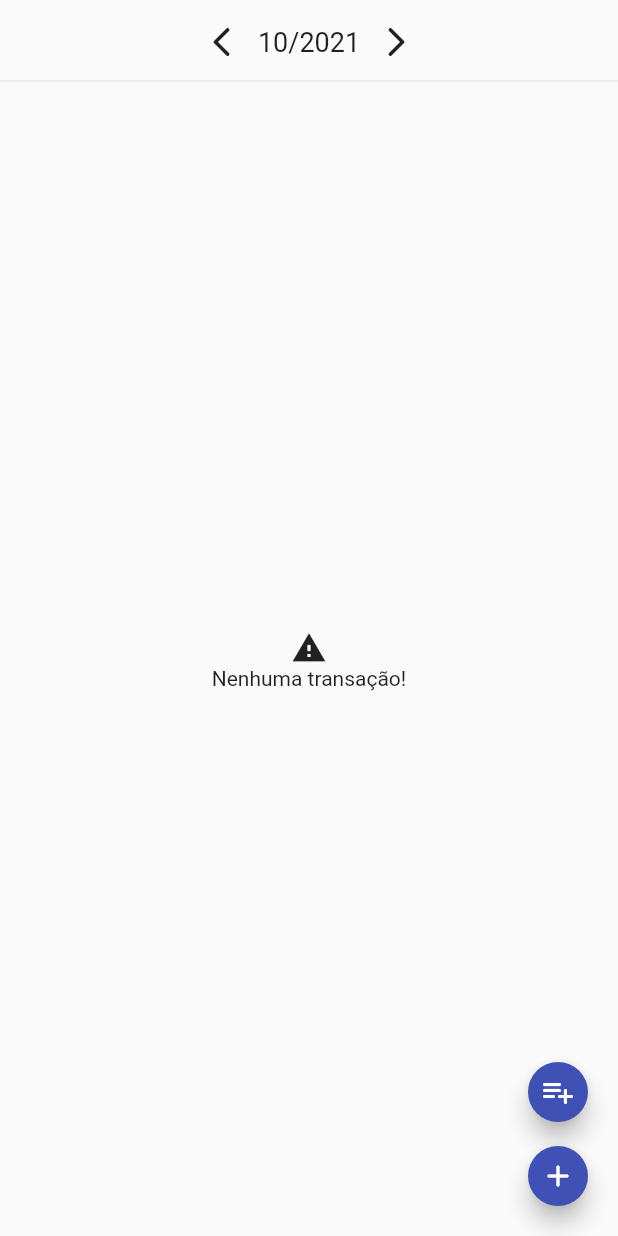
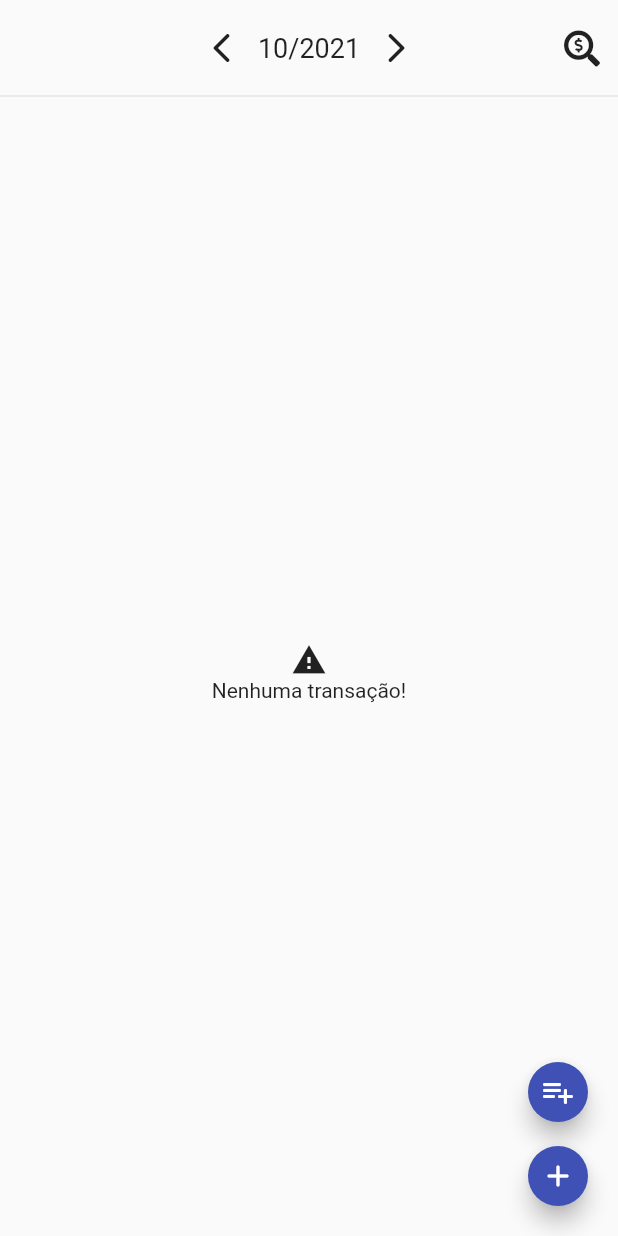
Before and after one commit to thiagoperea/organeasy, a Flutter app: the TransactionsPage screen opened directly, on a phone screen of 412 x 824 dp. Run offline on Flutter 3.47's test engine with Material 2 defaults, Android fonts, the phone set to English and light mode, and no system bars; our stand-ins replace bloc, flutter_bloc, font_awesome_flutter, hive, hive_flutter; accounts and stored records are empty.

Commit message:
info button on every page, month details on transactions

```diff
--- /dev/null
+++ b/lib/presentation/home/cubit/home_cubit.dart
@@ -0,0 +1,8 @@
+import 'package:bloc/bloc.dart';
+import 'package:organeasy/presentation/home/cubit/home_state.dart';
+
+class HomeCubit extends Cubit<HomeState> {
+  HomeCubit() : super(HomeInitial());
+
+  void onActionMenuPressed(HomeActions action) => emit(HomeActionMenuPressed(action));
+}
--- /dev/null
+++ b/lib/presentation/home/cubit/home_state.dart
@@ -0,0 +1,16 @@
+import 'package:flutter/foundation.dart';
+
+@immutable
+abstract class HomeState {}
+
+class HomeInitial extends HomeState {
+  // no actions
+}
+
+class HomeActionMenuPressed extends HomeState {
+  final HomeActions action;
+
+  HomeActionMenuPressed(this.action);
+}
+
+enum HomeActions { screenHelp }
--- a/lib/presentation/transactions/transactions_page.dart
+++ b/lib/presentation/transactions/transactions_page.dart
@@ -3,11 +3,12 @@ import 'package:flutter/material.dart';
 import 'package:flutter/widgets.dart';
 import 'package:flutter_bloc/flutter_bloc.dart';
 import 'package:organeasy/common_widgets/progress_loading.dart';
-import 'package:organeasy/data/model/category_data.dart';
-import 'package:organeasy/data/model/transaction_data.dart';
+import 'package:organeasy/presentation/home/cubit/home_cubit.dart';
+import 'package:organeasy/presentation/home/cubit/home_state.dart';
 import 'package:organeasy/presentation/new_transaction/new_transaction_page.dart';
 import 'package:organeasy/presentation/transactions/cubit/transactions_cubit.dart';
-import 'package:organeasy/presentation/transactions/views/transaction_item.dart';
+import 'package:organeasy/presentation/transactions/views/month_header.dart';
+import 'package:organeasy/presentation/transactions/views/transaction_list.dart';
 
 class TransactionsPage extends StatefulWidget {
   const TransactionsPage({Key? key}) : super(key: key);
@@ -18,6 +19,7 @@ class TransactionsPage extends StatefulWidget {
 
 class _TransactionsPageState extends State<TransactionsPage> {
   final TransactionsCubit _cubit = TransactionsCubit();
+  bool _showDetails = false;
 
   @override
   void initState() {
@@ -29,38 +31,49 @@ class _TransactionsPageState extends State<TransactionsPage> {
   Widget build(BuildContext context) {
     return BlocProvider<TransactionsCubit>(
       create: (context) => _cubit,
+      child: BlocListener<HomeCubit, HomeState>(
+        listener: (context, state) {
+          if (state is HomeActionMenuPressed && state.action == HomeActions.screenHelp) {
+            ScaffoldMessenger.of(context).showSnackBar(SnackBar(content: Text("Help clicked!!"))); //TODO: showcase plugin
+          }
+        },
         child: Scaffold(
-        body: BlocBuilder<TransactionsCubit, TransactionsState>(
-          builder: (context, state) {
-            return Column(
+          body: Column(
             mainAxisSize: MainAxisSize.max,
             children: [
-                SizedBox(height: 4),
-                Row(
-                  mainAxisAlignment: MainAxisAlignment.center,
+              SizedBox(height: 8),
+              MonthHeader(
+                onInfoClick: () {
+                  setState(() {
+                    _showDetails = !_showDetails;
+                  });
+                },
+              ),
+              Divider(),
+              Visibility(
+                visible: _showDetails,
+                child: Column(
+                  mainAxisSize: MainAxisSize.min,
+                  crossAxisAlignment: CrossAxisAlignment.start,
                   children: [
-                    IconButton(
-                      icon: Icon(Icons.arrow_back_ios_rounded),
-                      onPressed: state is TransactionsLoading ? null : () => _cubit.setPreviousMonth(),
-                    ),
-                    Text(state.selectedMonth, style: TextStyle(fontSize: 18.0)),
-                    IconButton(
-                      icon: Icon(Icons.arrow_forward_ios_rounded),
-                      onPressed: state is TransactionsLoading ? null : () => _cubit.setNextMonth(),
-                    ),
+                    Text("Saldo receitas: 11111"),
+                    Text("Saldo despesas: 22222"),
+                    Text("Saldo poupança: 33333"),
+                    Text("Saldo investimentos: 44444"),
+                    Divider(),
                   ],
                 ),
-                Divider(height: 4),
+              ),
               Expanded(
-                  child: Builder(builder: (ctx) {
+                child: BlocBuilder<TransactionsCubit, TransactionsState>(
+                  builder: (context, state) {
                     if (state is TransactionsLoading) {
                       return Center(
                         child: ProgressLoading(loadingDescription: "Carregando..."),
                       );
                     }
-
                     if (state is TransactionsLoaded) {
-                      return _TransactionList(dataset: state.dataset);
+                      return TransactionList(dataset: state.dataset);
                     }
 
                     if (state is TransactionsError) {
@@ -70,11 +83,10 @@ class _TransactionsPageState extends State<TransactionsPage> {
                     }
 
                     return Container();
-                  }),
+                  },
+                ),
               )
             ],
-            );
-          },
           ),
           floatingActionButton: Column(
             mainAxisSize: MainAxisSize.min,
@@ -97,6 +109,7 @@ class _TransactionsPageState extends State<TransactionsPage> {
             ],
           ),
         ),
+      ),
     );
   }
 
@@ -108,40 +121,3 @@ class _TransactionsPageState extends State<TransactionsPage> {
     }
   }
 }
-
-class _TransactionList extends StatelessWidget {
-  final List<TransactionData> dataset;
-
-  const _TransactionList({Key? key, required this.dataset}) : super(key: key);
-
-  @override
-  Widget build(BuildContext context) {
-    if (dataset.isEmpty) {
-      return Column(
-        mainAxisAlignment: MainAxisAlignment.center,
-        children: [
-          Icon(Icons.warning),
-          Text("Nenhuma transação!"),
-        ],
-      );
-    }
-
-    return RefreshIndicator(
-      child: ListView.builder(
-        itemCount: dataset.length,
-        itemBuilder: (context, idx) {
-          final TransactionData _item = dataset[idx];
-          final CategoryData _category = context.read<TransactionsCubit>().getCategory(_item.categoryId);
-
-          return TransactionItem(
-            transaction: _item,
-            category: _category,
-            isFirst: idx == 0,
-            isLast: idx == (dataset.length - 1),
-          );
-        },
-      ),
-      onRefresh: () => context.read<TransactionsCubit>().loadTransactions(),
-    );
-  }
-}
--- /dev/null
+++ b/lib/presentation/transactions/views/month_header.dart
@@ -0,0 +1,42 @@
+import 'package:flutter/material.dart';
+import 'package:flutter_bloc/flutter_bloc.dart';
+import 'package:font_awesome_flutter/font_awesome_flutter.dart';
+import 'package:organeasy/presentation/transactions/cubit/transactions_cubit.dart';
+
+class MonthHeader extends StatelessWidget {
+  final Function onInfoClick;
+
+  const MonthHeader({Key? key, required this.onInfoClick}) : super(key: key);
+
+  @override
+  Widget build(BuildContext context) {
+    return BlocBuilder<TransactionsCubit, TransactionsState>(
+      builder: (context, state) => Stack(
+        alignment: Alignment.center,
+        children: [
+          Row(
+            mainAxisAlignment: MainAxisAlignment.center,
+            children: [
+              IconButton(
+                icon: Icon(Icons.arrow_back_ios_rounded),
+                onPressed: state is TransactionsLoading ? null : () => context.read<TransactionsCubit>().setPreviousMonth(),
+              ),
+              Text(state.selectedMonth, style: TextStyle(fontSize: 18.0)),
+              IconButton(
+                icon: Icon(Icons.arrow_forward_ios_rounded),
+                onPressed: state is TransactionsLoading ? null : () => context.read<TransactionsCubit>().setNextMonth(),
+              ),
+            ],
+          ),
+          Align(
+            child: IconButton(
+              onPressed: () => onInfoClick(),
+              icon: FaIcon(FontAwesomeIcons.searchDollar),
+            ),
+            alignment: Alignment.centerRight,
+          ),
+        ],
+      ),
+    );
+  }
+}
--- /dev/null
+++ b/lib/presentation/transactions/views/transaction_list.dart
@@ -0,0 +1,43 @@
+import 'package:flutter/material.dart';
+import 'package:organeasy/data/model/category_data.dart';
+import 'package:organeasy/data/model/transaction_data.dart';
+import 'package:organeasy/presentation/transactions/cubit/transactions_cubit.dart';
+import 'package:organeasy/presentation/transactions/views/transaction_item.dart';
+import 'package:provider/src/provider.dart';
+
+class TransactionList extends StatelessWidget {
+  final List<TransactionData> dataset;
+
+  const TransactionList({Key? key, required this.dataset}) : super(key: key);
+
+  @override
+  Widget build(BuildContext context) {
+    if (dataset.isEmpty) {
+      return Column(
+        mainAxisAlignment: MainAxisAlignment.center,
+        children: [
+          Icon(Icons.warning),
+          Text("Nenhuma transação!"),
+        ],
+      );
+    }
+
+    return RefreshIndicator(
+      child: ListView.builder(
+        itemCount: dataset.length,
+        itemBuilder: (context, idx) {
+          final TransactionData _item = dataset[idx];
+          final CategoryData _category = context.read<TransactionsCubit>().getCategory(_item.categoryId);
+
+          return TransactionItem(
+            transaction: _item,
+            category: _category,
+            isFirst: idx == 0,
+            isLast: idx == (dataset.length - 1),
+          );
+        },
+      ),
+      onRefresh: () => context.read<TransactionsCubit>().loadTransactions(),
+    );
+  }
+}
```
Also changed, not shown: lib/presentation/home/home_page.dart (+68 -18 lines). Lines whose indentation alone changed are shown as unchanged.
